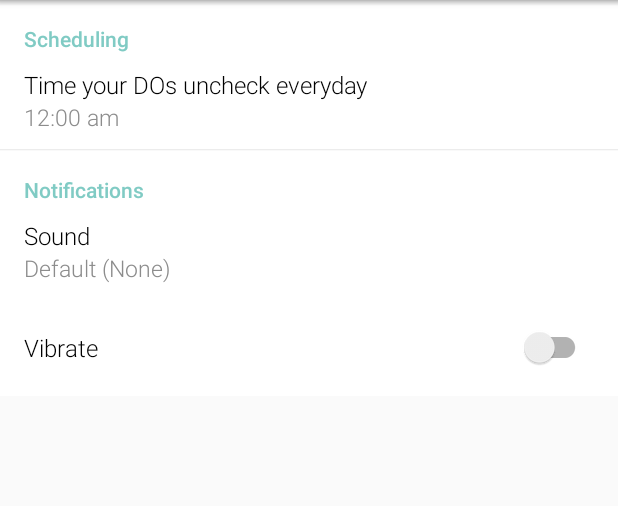
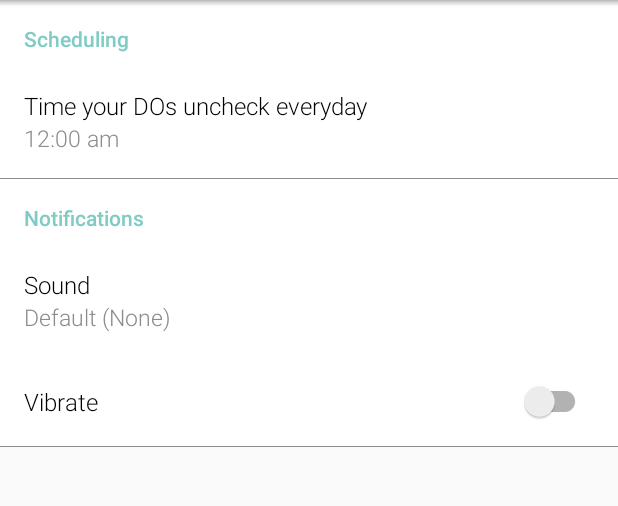
Before and after one commit to iniquitousone/dailydo, an Android app: the fragment SettingsFragment shown on its own in the app's theme, after a tap on "Sound", on a phone screen of 412 x 824 dp, the part 84-590 px from its top. Run offline under Robolectric (Android 15) with nearby library versions, the phone set to English and light mode, and no system bars.

Commit message:
Update styling of SettingsFragment, updating spacing for more tablet friendly, allow no sound for notification

```diff
--- a/app/src/main/java/com/finaldrive/dailydo/SettingsFragment.java
+++ b/app/src/main/java/com/finaldrive/dailydo/SettingsFragment.java
@@ -95,7 +95,7 @@ public class SettingsFragment extends Fragment {
                 final Intent intent = new Intent(RingtoneManager.ACTION_RINGTONE_PICKER);
                 intent.putExtra(RingtoneManager.EXTRA_RINGTONE_TYPE, RingtoneManager.TYPE_NOTIFICATION);
                 intent.putExtra(RingtoneManager.EXTRA_RINGTONE_TITLE, "Select tone");
-                intent.putExtra(RingtoneManager.EXTRA_RINGTONE_SHOW_SILENT, false);
+                intent.putExtra(RingtoneManager.EXTRA_RINGTONE_SHOW_SILENT, true);
                 intent.putExtra(RingtoneManager.EXTRA_RINGTONE_SHOW_DEFAULT, true);
                 intent.putExtra(RingtoneManager.EXTRA_RINGTONE_DEFAULT_URI, Settings.System.DEFAULT_NOTIFICATION_URI);
                 if (notificationTone != null) {
--- a/app/src/main/res/layout/entry_alarm.xml
+++ b/app/src/main/res/layout/entry_alarm.xml
@@ -7,13 +7,14 @@
     android:orientation="vertical"
     android:paddingLeft="@dimen/activity_horizontal_margin"
     android:paddingRight="@dimen/activity_horizontal_margin"
-    android:paddingTop="@dimen/activity_vertical_margin">
+    android:paddingTop="@dimen/activity_vertical_margin"
+    android:paddingBottom="@dimen/spacer_height">
 
     <LinearLayout
         android:id="@+id/alarm_entry_content"
         android:layout_width="match_parent"
         android:layout_height="wrap_content"
-        android:layout_marginBottom="8dp"
+        android:layout_marginBottom="@dimen/spacer_height"
         android:orientation="horizontal">
 
         <TextView
@@ -56,7 +57,6 @@
             android:layout_width="wrap_content"
             android:layout_height="wrap_content"
             android:layout_gravity="left"
-            android:layout_marginBottom="8dp"
             android:layout_weight="1"
             android:background="?attr/selectableItemBackground"
             android:clickable="true"
--- a/app/src/main/res/layout/fragment_settings.xml
+++ b/app/src/main/res/layout/fragment_settings.xml
@@ -15,8 +15,10 @@
         <TextView
             android:layout_width="match_parent"
             android:layout_height="wrap_content"
-            android:layout_marginTop="@dimen/activity_vertical_margin"
+            android:paddingBottom="@dimen/spacer_height"
             android:paddingLeft="@dimen/activity_horizontal_margin"
+            android:paddingRight="@dimen/activity_horizontal_margin"
+            android:paddingTop="@dimen/activity_vertical_margin"
             android:text="Scheduling"
             android:textColor="@color/teal"
             android:textSize="14sp"
@@ -25,12 +27,15 @@
         <LinearLayout
             android:id="@+id/daily_reset_button"
             android:layout_width="match_parent"
-            android:layout_height="64dp"
+            android:layout_height="wrap_content"
             android:background="?attr/selectableItemBackground"
             android:clickable="true"
             android:gravity="left|center"
             android:orientation="vertical"
-            android:paddingLeft="@dimen/activity_horizontal_margin">
+            android:paddingBottom="@dimen/activity_vertical_margin"
+            android:paddingLeft="@dimen/activity_horizontal_margin"
+            android:paddingRight="@dimen/activity_horizontal_margin"
+            android:paddingTop="@dimen/activity_vertical_margin">
 
             <TextView
                 android:layout_width="wrap_content"
@@ -50,10 +55,8 @@
 
         <ImageView
             android:layout_width="match_parent"
-            android:layout_height="1dp"
-            android:alpha="0.5"
-            android:src="@drawable/drop_shadow"
-            android:visibility="visible" />
+            android:layout_height="1px"
+            android:background="@color/gray" />
     </LinearLayout>
 
     <LinearLayout
@@ -67,8 +70,10 @@
         <TextView
             android:layout_width="match_parent"
             android:layout_height="wrap_content"
-            android:layout_marginTop="@dimen/activity_vertical_margin"
+            android:paddingBottom="@dimen/spacer_height"
             android:paddingLeft="@dimen/activity_horizontal_margin"
+            android:paddingRight="@dimen/activity_horizontal_margin"
+            android:paddingTop="@dimen/activity_vertical_margin"
             android:text="Notifications"
             android:textColor="@color/teal"
             android:textSize="14sp"
@@ -77,12 +82,15 @@
         <LinearLayout
             android:id="@+id/notification_tone_button"
             android:layout_width="match_parent"
-            android:layout_height="64dp"
+            android:layout_height="wrap_content"
             android:background="?attr/selectableItemBackground"
             android:clickable="true"
             android:gravity="left|center"
             android:orientation="vertical"
-            android:paddingLeft="@dimen/activity_horizontal_margin">
+            android:paddingBottom="@dimen/activity_vertical_margin"
+            android:paddingLeft="@dimen/activity_horizontal_margin"
+            android:paddingRight="@dimen/activity_horizontal_margin"
+            android:paddingTop="@dimen/activity_vertical_margin">
 
             <TextView
                 android:layout_width="wrap_content"
@@ -103,13 +111,15 @@
         <LinearLayout
             android:id="@+id/notification_vibrate_button"
             android:layout_width="match_parent"
-            android:layout_height="64dp"
+            android:layout_height="wrap_content"
             android:background="?attr/selectableItemBackground"
             android:clickable="true"
             android:gravity="left|center"
             android:orientation="horizontal"
+            android:paddingBottom="@dimen/activity_vertical_margin"
             android:paddingLeft="@dimen/activity_horizontal_margin"
-            android:paddingRight="@dimen/activity_horizontal_margin">
+            android:paddingRight="@dimen/activity_horizontal_margin"
+            android:paddingTop="@dimen/activity_vertical_margin">
 
             <TextView
                 android:layout_width="wrap_content"
@@ -128,6 +138,11 @@
                 android:padding="2dp" />
         </LinearLayout>
 
+        <ImageView
+            android:layout_width="match_parent"
+            android:layout_height="1px"
+            android:background="@color/gray" />
+
     </LinearLayout>
 
     <ImageView
--- a/app/src/main/res/values-w820dp/dimens.xml
+++ b/app/src/main/res/values-w820dp/dimens.xml
@@ -1,2 +1,4 @@
+<?xml version="1.0" encoding="utf-8"?>
 <resources>
+    <dimen name="activity_horizontal_margin">32dp</dimen>
 </resources>
--- a/app/src/main/res/values/dimens.xml
+++ b/app/src/main/res/values/dimens.xml
@@ -8,4 +8,5 @@
     <dimen name="actionbar_expanded_height">128dp</dimen>
     <dimen name="content_left_indent">60dp</dimen>
     <dimen name="entry_left_indent">72dp</dimen>
+    <dimen name="spacer_height">8dp</dimen>
 </resources>
```
